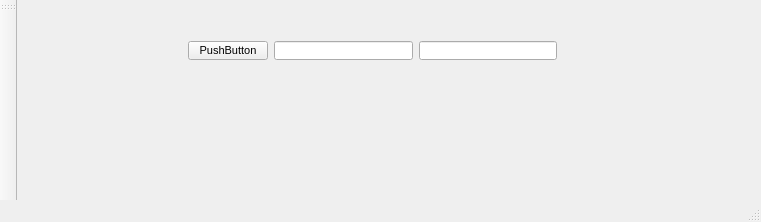
Old version of the form Second Term/LAB 4/mainwindow.ui in the repository Osipchik/Cpp.
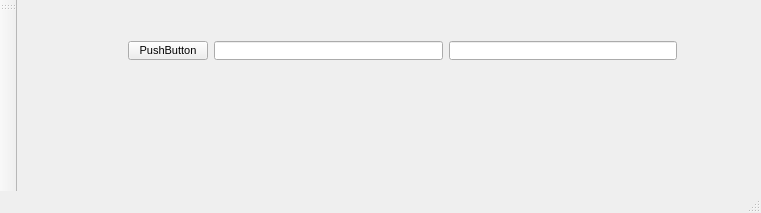
New version of the form.

```diff
--- a/Second Term/LAB 4/mainwindow.ui
+++ b/Second Term/LAB 4/mainwindow.ui
@@ -7,7 +7,7 @@
     <x>0</x>
     <y>0</y>
     <width>761</width>
-    <height>222</height>
+    <height>213</height>
    </rect>
   </property>
   <property name="windowTitle">
@@ -20,31 +20,6 @@
      <kerning>false</kerning>
     </font>
    </property>
-   <widget class="QWidget" name="horizontalLayoutWidget">
-    <property name="geometry">
-     <rect>
-      <x>160</x>
-      <y>30</y>
-      <width>391</width>
-      <height>41</height>
-     </rect>
-    </property>
-    <layout class="QHBoxLayout" name="horizontalLayout">
-     <item>
-      <widget class="QPushButton" name="pushButton">
-       <property name="text">
-        <string>PushButton</string>
-       </property>
-      </widget>
-     </item>
-     <item>
-      <widget class="QLineEdit" name="lineEdit"/>
-     </item>
-     <item>
-      <widget class="QLineEdit" name="lineEdit_3"/>
-     </item>
-    </layout>
-   </widget>
    <widget class="QWidget" name="horizontalLayoutWidget_2">
     <property name="geometry">
      <rect>
@@ -56,6 +31,38 @@
     </property>
     <layout class="QHBoxLayout" name="horizontalLayout_2"/>
    </widget>
+   <widget class="QWidget" name="gridLayoutWidget">
+    <property name="geometry">
+     <rect>
+      <x>100</x>
+      <y>30</y>
+      <width>571</width>
+      <height>41</height>
+     </rect>
+    </property>
+    <layout class="QGridLayout" name="gridLayout">
+     <item row="0" column="1">
+      <widget class="QLineEdit" name="lineEdit"/>
+     </item>
+     <item row="0" column="0">
+      <widget class="QPushButton" name="pushButton">
+       <property name="text">
+        <string>PushButton</string>
+       </property>
+      </widget>
+     </item>
+     <item row="0" column="2">
+      <widget class="QLineEdit" name="lineEdit_3">
+       <property name="minimumSize">
+        <size>
+         <width>50</width>
+         <height>0</height>
+        </size>
+       </property>
+      </widget>
+     </item>
+    </layout>
+   </widget>
   </widget>
   <widget class="QMenuBar" name="menuBar">
    <property name="geometry">
```
